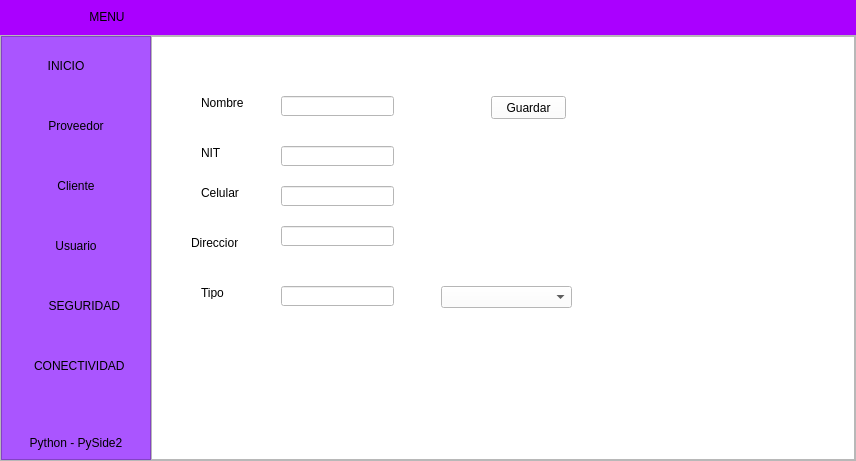
First picture: the form in View/menu.ui, repository AnderNoleon/proyecto_carro, before the edit.
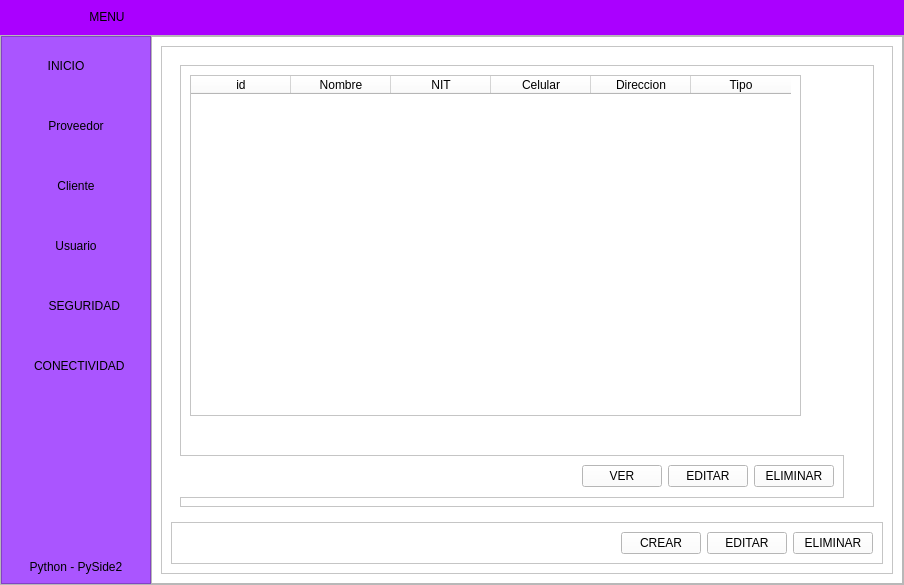
Second picture: the form after the edit. The open tabs and pages were chosen to show the change. Icons and pictures are not drawn.

Patch:
```diff
--- a/View/menu.ui
+++ b/View/menu.ui
@@ -6,8 +6,8 @@
    <rect>
     <x>0</x>
     <y>0</y>
-    <width>856</width>
-    <height>461</height>
+    <width>904</width>
+    <height>585</height>
    </rect>
   </property>
   <property name="minimumSize">
@@ -776,13 +776,35 @@
              <property name="styleSheet">
               <string notr="true">background-color: rgb(255, 255, 255);</string>
              </property>
-             <layout class="QVBoxLayout" name="verticalLayout_5">
+             <layout class="QHBoxLayout" name="horizontalLayout_5">
               <item>
-               <widget class="QWidget" name="widget_2" native="true">
-                <widget class="QLabel" name="label_7">
+               <widget class="QFrame" name="frame_7">
+                <property name="frameShape">
+                 <enum>QFrame::StyledPanel</enum>
+                </property>
+                <property name="frameShadow">
+                 <enum>QFrame::Raised</enum>
+                </property>
+                <layout class="QVBoxLayout" name="verticalLayout_12">
+                 <item>
+                  <widget class="QStackedWidget" name="stackedWidget_3">
+                   <property name="currentIndex">
+                    <number>1</number>
+                   </property>
+                   <widget class="QWidget" name="page_crear_cliente">
+                    <layout class="QVBoxLayout" name="verticalLayout_13">
+                     <item>
+                      <widget class="QFrame" name="page_cliente_crea">
+                       <property name="frameShape">
+                        <enum>QFrame::StyledPanel</enum>
+                       </property>
+                       <property name="frameShadow">
+                        <enum>QFrame::Raised</enum>
+                       </property>
+                       <widget class="QLabel" name="label_17">
                  <property name="geometry">
                   <rect>
-                   <x>40</x>
+                          <x>30</x>
                    <y>50</y>
                    <width>47</width>
                    <height>13</height>
@@ -792,73 +814,47 @@
                   <string>Nombre</string>
                  </property>
                 </widget>
-                <widget class="QPushButton" name="bt_guardar_cliente">
-                 <property name="geometry">
-                  <rect>
-                   <x>330</x>
-                   <y>50</y>
-                   <width>75</width>
-                   <height>23</height>
-                  </rect>
-                 </property>
-                 <property name="text">
-                  <string>Guardar</string>
-                 </property>
-                </widget>
                 <widget class="QLineEdit" name="txt_nombre_cliente">
                  <property name="geometry">
                   <rect>
-                   <x>120</x>
+                          <x>130</x>
                    <y>50</y>
                    <width>113</width>
                    <height>20</height>
                   </rect>
                  </property>
                 </widget>
-                <widget class="QLabel" name="label_8">
+                       <widget class="QPushButton" name="bt_guardar_cliente">
                  <property name="geometry">
                   <rect>
-                   <x>40</x>
-                   <y>100</y>
-                   <width>47</width>
-                   <height>13</height>
+                          <x>280</x>
+                          <y>50</y>
+                          <width>231</width>
+                          <height>23</height>
                   </rect>
                  </property>
                  <property name="text">
-                  <string>NIT</string>
-                 </property>
-                </widget>
-                <widget class="QLabel" name="label_9">
-                 <property name="geometry">
-                  <rect>
-                   <x>40</x>
-                   <y>140</y>
-                   <width>47</width>
-                   <height>13</height>
-                  </rect>
-                 </property>
-                 <property name="text">
-                  <string>Celular</string>
-                 </property>
-                </widget>
-                <widget class="QLabel" name="label_10">
+                         <string>Guardar</string>
+                        </property>
+                       </widget>
+                       <widget class="QLabel" name="label_18">
                  <property name="geometry">
                   <rect>
                    <x>30</x>
-                   <y>190</y>
+                          <y>90</y>
                    <width>47</width>
                    <height>13</height>
                   </rect>
                  </property>
                  <property name="text">
-                  <string>Direccion</string>
+                         <string>NIT</string>
                  </property>
                 </widget>
                 <widget class="QLineEdit" name="txt_nit">
                  <property name="geometry">
                   <rect>
-                   <x>120</x>
-                   <y>100</y>
+                          <x>130</x>
+                          <y>90</y>
                    <width>113</width>
                    <height>20</height>
                   </rect>
@@ -867,8 +863,8 @@
                 <widget class="QLineEdit" name="txt_celular">
                  <property name="geometry">
                   <rect>
-                   <x>120</x>
-                   <y>140</y>
+                          <x>130</x>
+                          <y>130</y>
                    <width>113</width>
                    <height>20</height>
                   </rect>
@@ -877,18 +873,67 @@
                 <widget class="QLineEdit" name="txt_direccion">
                  <property name="geometry">
                   <rect>
-                   <x>120</x>
-                   <y>180</y>
+                          <x>130</x>
+                          <y>170</y>
                    <width>113</width>
                    <height>20</height>
                   </rect>
                  </property>
                 </widget>
+                       <widget class="QLabel" name="label_19">
+                        <property name="geometry">
+                         <rect>
+                          <x>30</x>
+                          <y>130</y>
+                          <width>47</width>
+                          <height>13</height>
+                         </rect>
+                        </property>
+                        <property name="text">
+                         <string>Celular</string>
+                        </property>
+                       </widget>
+                       <widget class="QLabel" name="label_20">
+                        <property name="geometry">
+                         <rect>
+                          <x>30</x>
+                          <y>170</y>
+                          <width>47</width>
+                          <height>13</height>
+                         </rect>
+                        </property>
+                        <property name="text">
+                         <string>Direccion</string>
+                        </property>
+                       </widget>
+                       <widget class="QLineEdit" name="txt_tipo">
+                        <property name="geometry">
+                         <rect>
+                          <x>130</x>
+                          <y>210</y>
+                          <width>113</width>
+                          <height>20</height>
+                         </rect>
+                        </property>
+                       </widget>
+                       <widget class="QLabel" name="label_21">
+                        <property name="geometry">
+                         <rect>
+                          <x>40</x>
+                          <y>220</y>
+                          <width>47</width>
+                          <height>13</height>
+                         </rect>
+                        </property>
+                        <property name="text">
+                         <string>Tipo</string>
+                        </property>
+                       </widget>
                 <widget class="QComboBox" name="cb_tipo">
                  <property name="geometry">
                   <rect>
-                   <x>280</x>
-                   <y>240</y>
+                          <x>260</x>
+                          <y>210</y>
                    <width>131</width>
                    <height>22</height>
                   </rect>
@@ -919,29 +964,197 @@
                   </property>
                  </item>
                 </widget>
-                <widget class="QLabel" name="label_11">
+                      </widget>
+                     </item>
+                    </layout>
+                   </widget>
+                   <widget class="QWidget" name="page_cliente_e">
+                    <layout class="QHBoxLayout" name="horizontalLayout_6">
+                     <item>
+                      <widget class="QFrame" name="page_editar_client">
+                       <property name="frameShape">
+                        <enum>QFrame::StyledPanel</enum>
+                       </property>
+                       <property name="frameShadow">
+                        <enum>QFrame::Raised</enum>
+                       </property>
+                       <widget class="QTableWidget" name="tabla_cliente">
                  <property name="geometry">
                   <rect>
-                   <x>40</x>
-                   <y>240</y>
-                   <width>47</width>
-                   <height>13</height>
-                  </rect>
-                 </property>
+                          <x>10</x>
+                          <y>10</y>
+                          <width>611</width>
+                          <height>341</height>
+                         </rect>
+                        </property>
+                        <column>
+                         <property name="text">
+                          <string>id</string>
+                         </property>
+                        </column>
+                        <column>
+                         <property name="text">
+                          <string>Nombre</string>
+                         </property>
+                        </column>
+                        <column>
+                         <property name="text">
+                          <string>NIT</string>
+                         </property>
+                        </column>
+                        <column>
+                         <property name="text">
+                          <string>Celular</string>
+                         </property>
+                        </column>
+                        <column>
+                         <property name="text">
+                          <string>Direccion</string>
+                         </property>
+                        </column>
+                        <column>
                  <property name="text">
                   <string>Tipo</string>
                  </property>
-                </widget>
-                <widget class="QLineEdit" name="txt_tipo">
+                        </column>
+                       </widget>
+                       <widget class="QFrame" name="frame_8">
                  <property name="geometry">
                   <rect>
-                   <x>120</x>
-                   <y>240</y>
-                   <width>113</width>
-                   <height>20</height>
-                  </rect>
-                 </property>
-                </widget>
+                          <x>-20</x>
+                          <y>390</y>
+                          <width>684</width>
+                          <height>43</height>
+                         </rect>
+                        </property>
+                        <property name="maximumSize">
+                         <size>
+                          <width>16777215</width>
+                          <height>50</height>
+                         </size>
+                        </property>
+                        <property name="frameShape">
+                         <enum>QFrame::StyledPanel</enum>
+                        </property>
+                        <property name="frameShadow">
+                         <enum>QFrame::Raised</enum>
+                        </property>
+                        <layout class="QHBoxLayout" name="horizontalLayout_7">
+                         <item>
+                          <widget class="QFrame" name="frame_11">
+                           <property name="frameShape">
+                            <enum>QFrame::StyledPanel</enum>
+                           </property>
+                           <property name="frameShadow">
+                            <enum>QFrame::Raised</enum>
+                           </property>
+                          </widget>
+                         </item>
+                         <item>
+                          <spacer name="horizontalSpacer_5">
+                           <property name="orientation">
+                            <enum>Qt::Horizontal</enum>
+                           </property>
+                           <property name="sizeHint" stdset="0">
+                            <size>
+                             <width>402</width>
+                             <height>20</height>
+                            </size>
+                           </property>
+                          </spacer>
+                         </item>
+                         <item>
+                          <widget class="QPushButton" name="btn_lista_cliente">
+                           <property name="text">
+                            <string>VER</string>
+                           </property>
+                          </widget>
+                         </item>
+                         <item>
+                          <widget class="QPushButton" name="btn_actualizar_usuario_2">
+                           <property name="text">
+                            <string>EDITAR</string>
+                           </property>
+                          </widget>
+                         </item>
+                         <item>
+                          <widget class="QPushButton" name="btn_eliminar_usuario_2">
+                           <property name="text">
+                            <string>ELIMINAR</string>
+                           </property>
+                          </widget>
+                         </item>
+                        </layout>
+                       </widget>
+                      </widget>
+                     </item>
+                    </layout>
+                   </widget>
+                  </widget>
+                 </item>
+                 <item>
+                  <widget class="QFrame" name="frame_9">
+                   <property name="maximumSize">
+                    <size>
+                     <width>16777215</width>
+                     <height>50</height>
+                    </size>
+                   </property>
+                   <property name="frameShape">
+                    <enum>QFrame::StyledPanel</enum>
+                   </property>
+                   <property name="frameShadow">
+                    <enum>QFrame::Raised</enum>
+                   </property>
+                   <layout class="QHBoxLayout" name="horizontalLayout_4">
+                    <item>
+                     <spacer name="horizontalSpacer_4">
+                      <property name="orientation">
+                       <enum>Qt::Horizontal</enum>
+                      </property>
+                      <property name="sizeHint" stdset="0">
+                       <size>
+                        <width>402</width>
+                        <height>20</height>
+                       </size>
+                      </property>
+                     </spacer>
+                    </item>
+                    <item>
+                     <widget class="QFrame" name="frame_10">
+                      <property name="frameShape">
+                       <enum>QFrame::StyledPanel</enum>
+                      </property>
+                      <property name="frameShadow">
+                       <enum>QFrame::Raised</enum>
+                      </property>
+                     </widget>
+                    </item>
+                    <item>
+                     <widget class="QPushButton" name="btn_crear_cliente">
+                      <property name="text">
+                       <string>CREAR</string>
+                      </property>
+                     </widget>
+                    </item>
+                    <item>
+                     <widget class="QPushButton" name="btn_editar_cliente">
+                      <property name="text">
+                       <string>EDITAR</string>
+                      </property>
+                     </widget>
+                    </item>
+                    <item>
+                     <widget class="QPushButton" name="btn_eliminar_cliente">
+                      <property name="text">
+                       <string>ELIMINAR</string>
+                      </property>
+                     </widget>
+                    </item>
+                   </layout>
+                  </widget>
+                 </item>
+                </layout>
                </widget>
               </item>
              </layout>
```
Left out of the diff: 39 changed lines with no effect on the pictures. Lines whose indentation alone changed are shown as unchanged.
